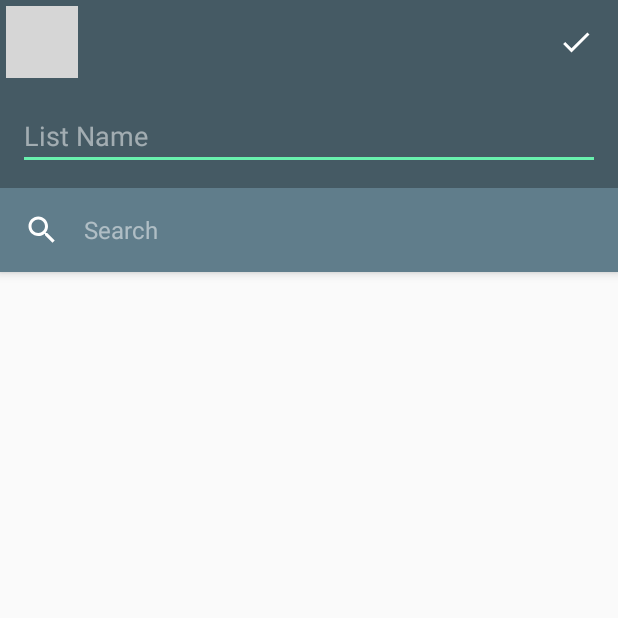
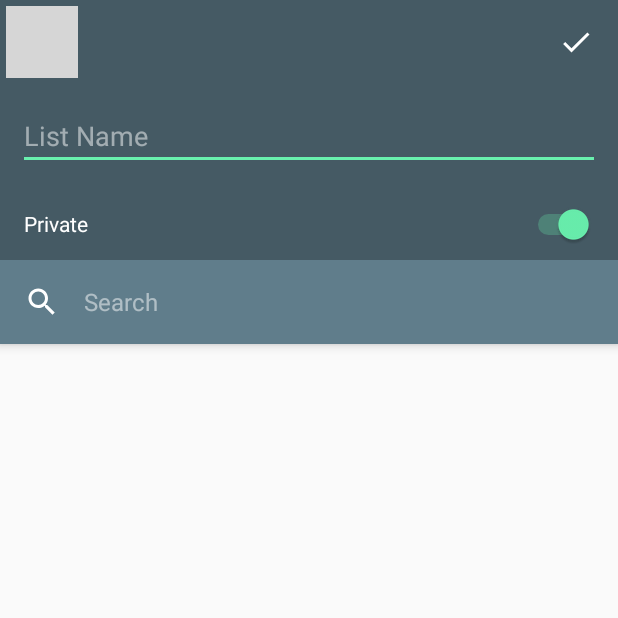
Before and after one commit to xiprox/Tensuu, an Android app: the ListAddActivity screen opened directly, with no data from a screen before it, on a phone screen of 412 x 824 dp, the top half of it. Run offline under Robolectric (Android 15) with nearby library versions, the light colour scheme and no system bars; libraries missing offline, so code that uses them is left out: com.hannesdorfmann.mosby3; 1 statement that could not run was skipped; grey boxes are pictures that could not be loaded.

Commit message:
Add ability to specify privacy when adding a list

```diff
--- a/app/src/main/java/tr/xip/scd/tensuu/ui/lists/add/ListAddActivity.kt
+++ b/app/src/main/java/tr/xip/scd/tensuu/ui/lists/add/ListAddActivity.kt
@@ -40,6 +40,10 @@ class ListAddActivity : MvpActivity<ListAddView, ListAddPresenter>(), ListAddVie
 
         name.watchForChangeDebounce {
             presenter.onNameChanged(it.toString())
+        }
+
+        privateSwitch.setOnCheckedChangeListener { _, isChecked ->
+            presenter.onPrivateChanged(isChecked)
         }
 
         search.watchForChange {
--- a/app/src/main/java/tr/xip/scd/tensuu/ui/lists/add/ListAddPresenter.kt
+++ b/app/src/main/java/tr/xip/scd/tensuu/ui/lists/add/ListAddPresenter.kt
@@ -13,6 +13,7 @@ class ListAddPresenter : RealmPresenter<ListAddView>() {
     private val students = RealmList<Student>()
 
     private var name: String? = null
+    private var isPrivate = true
 
     fun init() {
         view?.setAdapter(StudentsAddingAdapter(students,
@@ -30,12 +31,17 @@ class ListAddPresenter : RealmPresenter<ListAddView>() {
         this.name = if (name.isBlank()) null else name
     }
 
+    fun onPrivateChanged(private: Boolean) {
+        isPrivate = private
+    }
+
     fun onDoneClicked() {
         realm.executeTransaction {
             val list = StudentList()
             list.name = name
             list.owner = it.where(User::class.java)
                     .equalTo(UserFields.EMAIL, Credentials.email).findFirst()
+            list.public = !isPrivate
             list.students = students
 
             // Append a number to the name if a list with the same name from this user already exists
--- a/app/src/main/res/layout/activity_list_add.xml
+++ b/app/src/main/res/layout/activity_list_add.xml
@@ -59,6 +59,16 @@
                     android:hint="@string/title_list_name"
                     android:imeOptions="flagNoExtractUi"
                     android:inputType="text" />
+
+                <Switch
+                    android:id="@+id/privateSwitch"
+                    android:layout_width="match_parent"
+                    android:layout_height="48dp"
+                    android:background="@drawable/ripple_dark"
+                    android:checked="true"
+                    android:paddingLeft="16dp"
+                    android:paddingRight="16dp"
+                    android:text="@string/privacy_private" />
             </LinearLayout>
         </android.support.v7.widget.Toolbar>
 
```
